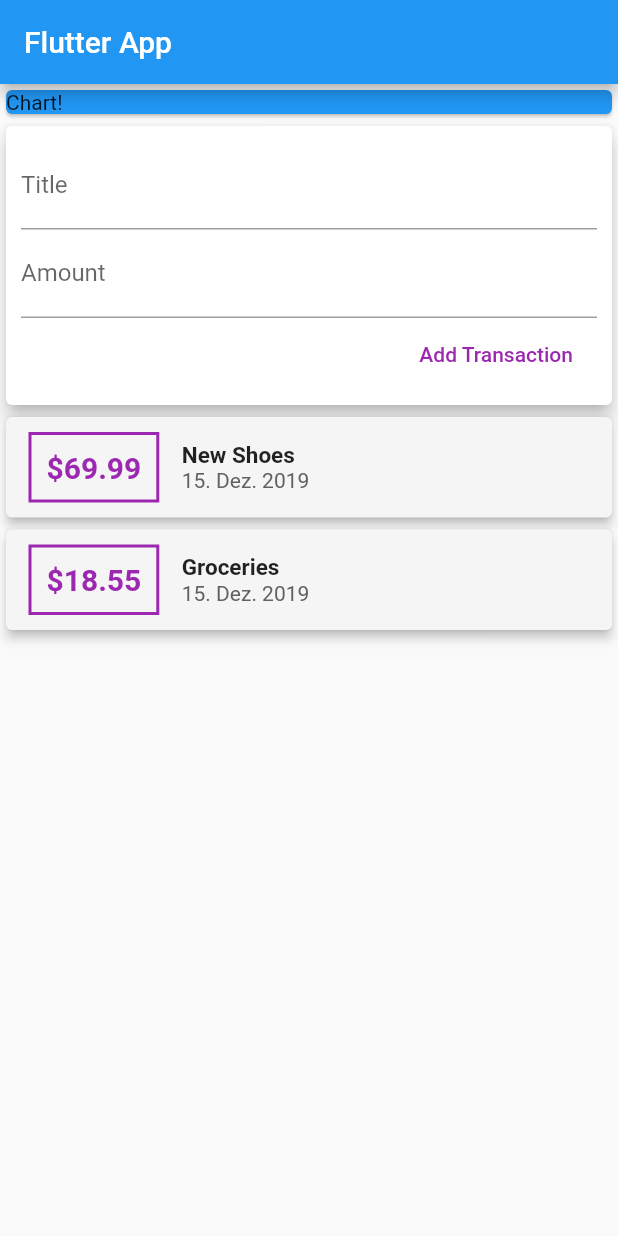
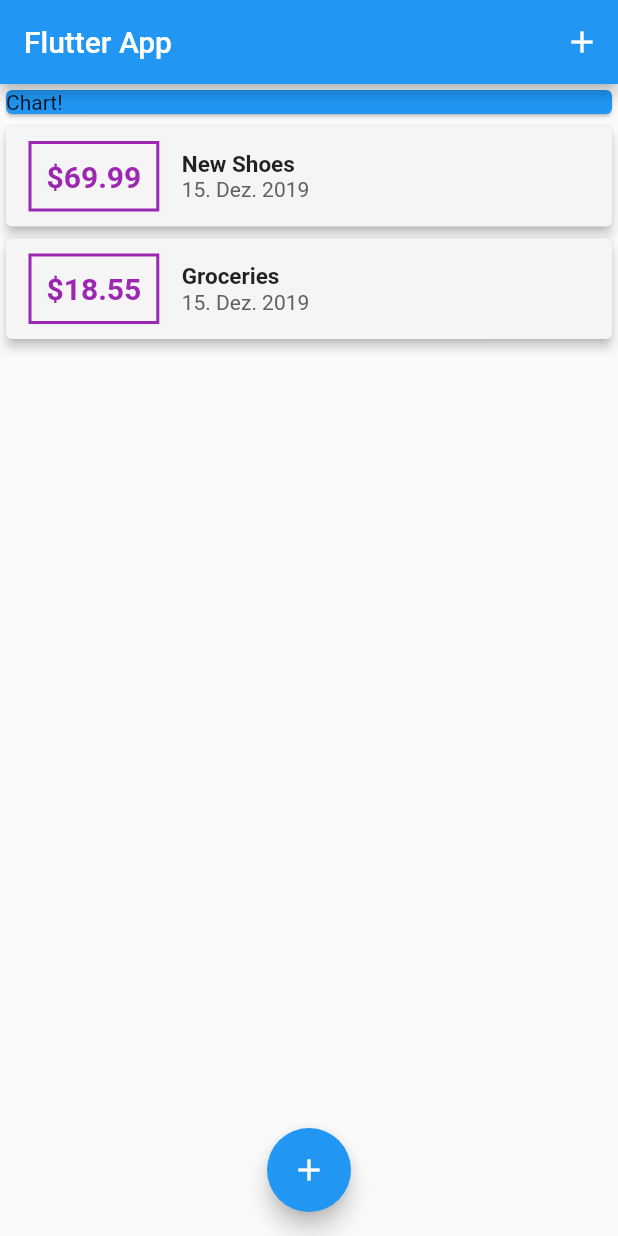
Before and after one commit to wenk-silvan/expenses, a Flutter app: the screen it shows after launch, on a phone screen of 412 x 824 dp. Run offline on Flutter 3.47's test engine with Material 2 defaults, Android fonts, the phone set to English and light mode, and no system bars; missing offline and left inert: dart:ffi.

Commit message:
Add bottomModalSheet for New Transaction window and refactor new_transaction widget

```diff
--- a/lib/main.dart
+++ b/lib/main.dart
@@ -1,9 +1,12 @@
+import 'dart:ffi';
+
 import 'package:expenses/widgets/new_transaction.dart';
 import 'package:expenses/widgets/transaction_list.dart';
-import 'package:expenses/widgets/user_transactions.dart';
 import 'package:flutter/material.dart';
 import 'package:intl/intl.dart';
 import 'package:intl/date_symbol_data_local.dart';
+
+import 'models/transaction.dart';
 
 void main() => runApp(MyApp());
 
@@ -21,22 +24,54 @@ class MyApp extends StatelessWidget {
   }
 }
 
-class MyHomePage extends StatelessWidget {
+class MyHomePage extends StatefulWidget {
   MyHomePage() {
     initializeDateFormatting('de_CH', null);
     Intl.defaultLocale = 'de_CH';
   }
 
-  String titleInput;
-  String amountInput;
-  final titleController = TextEditingController();
-  final amountController = TextEditingController();
+  @override
+  _MyHomePageState createState() => _MyHomePageState();
+}
+
+class _MyHomePageState extends State<MyHomePage> {
+  final List<Transaction> _userTransactions = [
+    Transaction(
+        id: 't1', amount: 69.99, timestamp: DateTime.now(), title: "New Shoes"),
+    Transaction(
+        id: 't2', amount: 18.55, timestamp: DateTime.now(), title: "Groceries"),
+    //Transaction(
+    //  id: 't3', amount: 21.11, timestamp: DateTime.now(), title: "Battery"),
+  ];
+
+  void _addNewTransaction(String title, double amount) {
+    setState(() {
+      this._userTransactions.add(Transaction(
+        title: title,
+        timestamp: DateTime.now(),
+        amount: amount,
+        id: DateTime.now().toString(),
+      ));
+    });
+  }
+
+  void _startAddNewTransaction(BuildContext context) {
+    showModalBottomSheet(context: context, builder: (bContext) {
+      return NewTransaction(this._addNewTransaction);
+    });
+  }
 
   @override
   Widget build(BuildContext context) {
     return Scaffold(
       appBar: AppBar(
         title: Text('Flutter App'),
+        actions: <Widget>[
+          IconButton(
+            icon: Icon(Icons.add),
+            onPressed: () => this._startAddNewTransaction(context),
+          )
+        ],
       ),
       body: SingleChildScrollView(
         child: Column(
@@ -50,9 +85,14 @@ class MyHomePage extends StatelessWidget {
                 child: Text('Chart!'),
               ),
             ),
-            UserTransactions(),
+            TransactionList(this._userTransactions),
           ],
         ),
+      ),
+      floatingActionButtonLocation: FloatingActionButtonLocation.centerFloat,
+      floatingActionButton: FloatingActionButton(
+        child: Icon(Icons.add),
+        onPressed: () => this._startAddNewTransaction(context),
       ),
     );
   }
--- a/lib/widgets/user_transactions.dart
+++ /dev/null
@@ -1,42 +0,0 @@
-import 'package:expenses/models/transaction.dart';
-import 'package:expenses/widgets/transaction_list.dart';
-import 'package:flutter/material.dart';
-
-import 'new_transaction.dart';
-
-class UserTransactions extends StatefulWidget {
-  @override
-  _UserTransactionsState createState() => _UserTransactionsState();
-}
-
-class _UserTransactionsState extends State<UserTransactions> {
-  final List<Transaction> _userTransactions = [
-    Transaction(
-        id: 't1', amount: 69.99, timestamp: DateTime.now(), title: "New Shoes"),
-    Transaction(
-        id: 't2', amount: 18.55, timestamp: DateTime.now(), title: "Groceries"),
-    //Transaction(
-    //  id: 't3', amount: 21.11, timestamp: DateTime.now(), title: "Battery"),
-  ];
-
-  void _addNewTransaction(String title, double amount) {
-    setState(() {
-      this._userTransactions.add(Transaction(
-            title: title,
-            timestamp: DateTime.now(),
-            amount: amount,
-            id: DateTime.now().toString(),
-          ));
-    });
-  }
-
-  @override
-  Widget build(BuildContext context) {
-    return Column(
-      children: <Widget>[
-        NewTransaction(_addNewTransaction),
-        TransactionList(this._userTransactions),
-      ],
-    );
-  }
-}
```
Also changed, not shown: lib/widgets/new_transaction.dart (+11 -3 lines).
